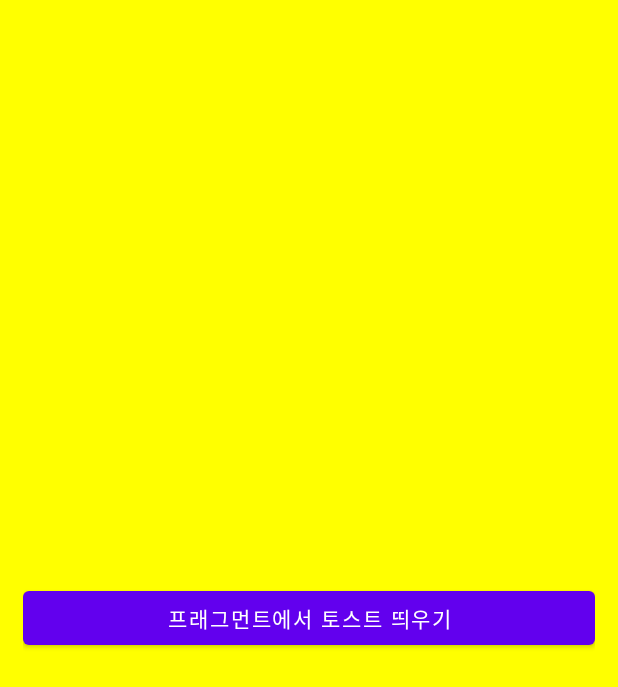
After one commit to yunjjjung/Fragment_20210307, an Android app: the layout fragment_first.xml on its own in the app's theme, with its tools: preview values and no code run, on a phone screen of 412 x 824 dp. The commit adds this screen. Shown: the top 687 px of the screen. Run offline under Robolectric (Android 15) with nearby library versions, the phone set to English and light mode, and no system bars.

Commit message:
fragment 동작 코드 작성

```diff
--- /dev/null
+++ b/app/src/main/res/layout/fragment_first.xml
@@ -0,0 +1,15 @@
+<?xml version="1.0" encoding="utf-8"?>
+<LinearLayout
+    xmlns:android="http://schemas.android.com/apk/res/android" android:layout_width="match_parent"
+    android:layout_height="match_parent"
+    android:orientation="vertical"
+    android:gravity="center"
+    android:padding="15dp"
+    android:background="#FFFF00">
+
+    <Button
+        android:layout_width="match_parent"
+        android:layout_height="wrap_content"
+        android:text="프래그먼트에서 토스트 띄우기" />
+
+</LinearLayout>
```
Also changed, not shown: app/src/main/java/com/thejoeun/fragment_20210307/MainActivity.kt (line endings or trailing spaces).
